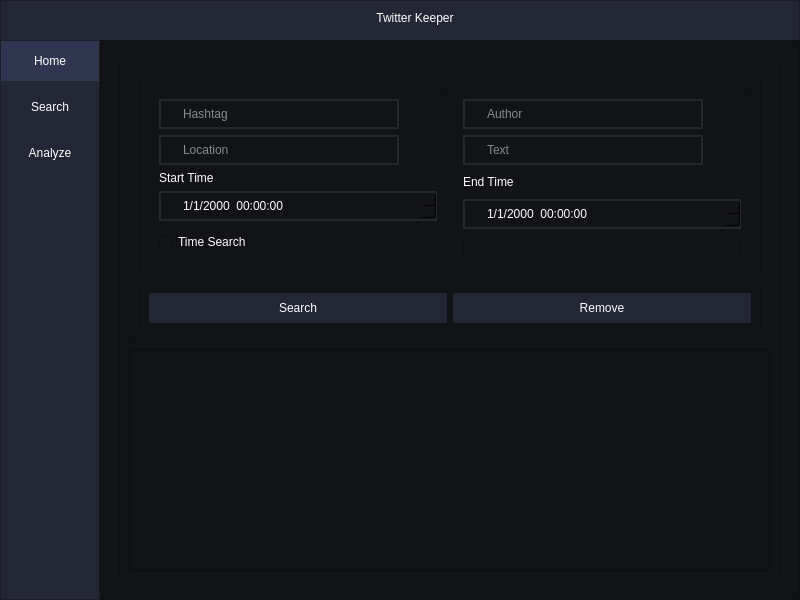
First picture: the form in GUI/ui_main_1.ui, repository sirasit-kmutnb/Software-Development-II, before the edit.
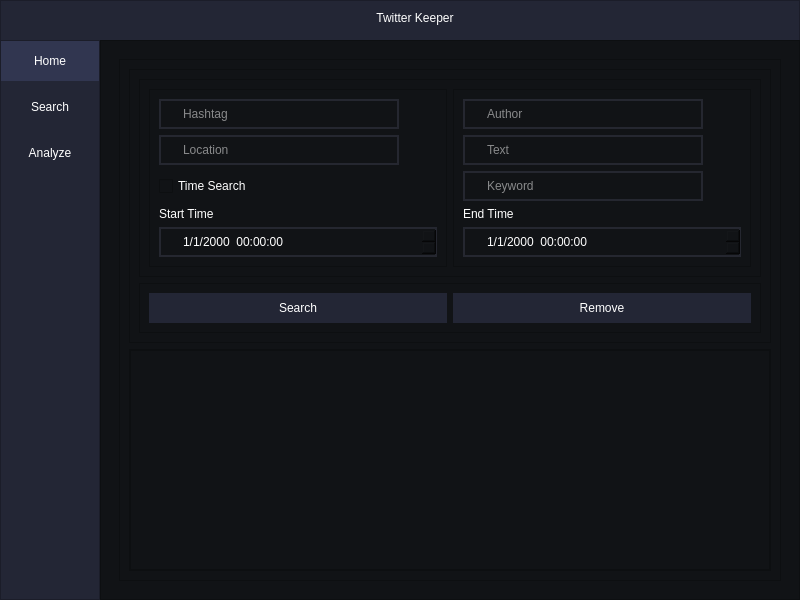
Second picture: the form after the edit. The open tabs and pages were chosen to show the change.

Diff of the .ui file:
```diff
--- a/GUI/ui_main_1.ui
+++ b/GUI/ui_main_1.ui
@@ -727,6 +727,22 @@
                             </property>
                            </widget>
                           </item>
+                          <item>
+                           <widget class="QCheckBox" name="timeSearch_Check">
+                            <property name="minimumSize">
+                             <size>
+                              <width>0</width>
+                              <height>30</height>
+                             </size>
+                            </property>
+                            <property name="styleSheet">
+                             <string notr="true">color: #FFF;</string>
+                            </property>
+                            <property name="text">
+                             <string>Time Search</string>
+                            </property>
+                           </widget>
+                          </item>
                           <item>
                            <widget class="QLabel" name="StartTime_Label">
                             <property name="styleSheet">
@@ -777,22 +793,6 @@
                             </property>
                            </widget>
                           </item>
-                          <item>
-                           <widget class="QCheckBox" name="timeSearch_Check">
-                            <property name="minimumSize">
-                             <size>
-                              <width>0</width>
-                              <height>30</height>
-                             </size>
-                            </property>
-                            <property name="styleSheet">
-                             <string notr="true">color: #FFF;</string>
-                            </property>
-                            <property name="text">
-                             <string>Time Search</string>
-                            </property>
-                           </widget>
-                          </item>
                          </layout>
                         </widget>
                        </item>
@@ -861,6 +861,34 @@
                             </property>
                            </widget>
                           </item>
+                          <item>
+                           <widget class="QLineEdit" name="Keyword_Search">
+                            <property name="minimumSize">
+                             <size>
+                              <width>240</width>
+                              <height>30</height>
+                             </size>
+                            </property>
+                            <property name="maximumSize">
+                             <size>
+                              <width>240</width>
+                              <height>30</height>
+                             </size>
+                            </property>
+                            <property name="styleSheet">
+                             <string notr="true">QLineEdit {
+	border: 2px solid rgb(37,39,48);
+	border-radius: 50px;
+	color: #FFF;
+	padding-left: 20px;
+	padding-right: 20px;
+}</string>
+                            </property>
+                            <property name="placeholderText">
+                             <string>Keyword</string>
+                            </property>
+                           </widget>
+                          </item>
                           <item>
                            <widget class="QLabel" name="EndTime_Label">
                             <property name="styleSheet">
@@ -891,22 +919,6 @@
                             </property>
                            </widget>
                           </item>
-                          <item>
-                           <widget class="QFrame" name="EmptyFrame">
-                            <property name="minimumSize">
-                             <size>
-                              <width>0</width>
-                              <height>0</height>
-                             </size>
-                            </property>
-                            <property name="frameShape">
-                             <enum>QFrame::StyledPanel</enum>
-                            </property>
-                            <property name="frameShadow">
-                             <enum>QFrame::Raised</enum>
-                            </property>
-                           </widget>
-                          </item>
                          </layout>
                         </widget>
                        </item>
```
Left out of the diff: 78 changed lines with no effect on the pictures.
